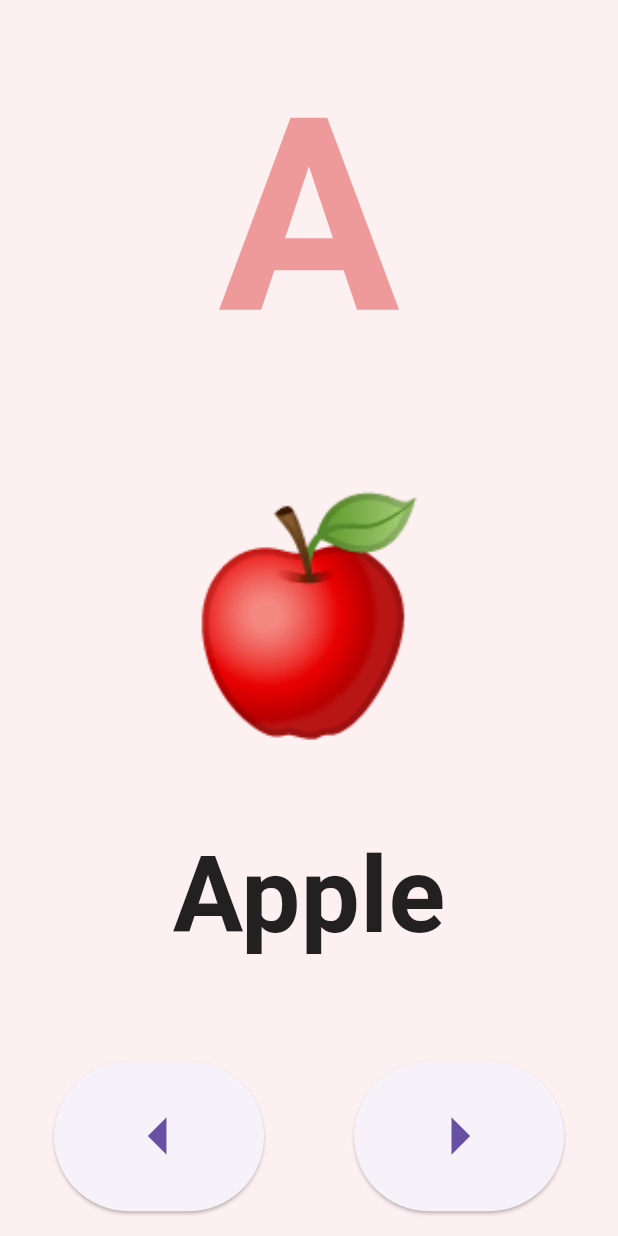
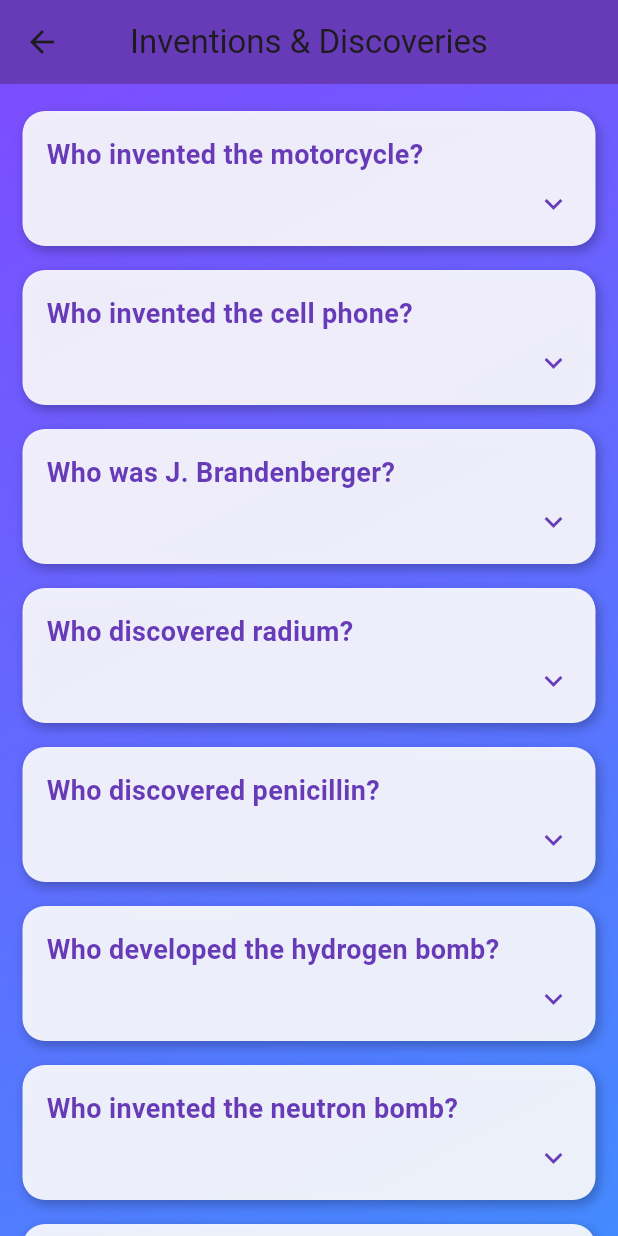
Before and after one commit to mcq-engineering/MCQ, a Flutter app: the screen it shows after launch, after a tap on "English", on a phone screen of 412 x 824 dp. Run offline on Flutter 3.47's test engine with Material 3 defaults, Android fonts, the phone set to English and light mode, and no system bars; our stand-ins replace font_awesome_flutter.

Commit message:
Update app

```diff
--- /dev/null
+++ b/lib/GeneralKnowledge/inventions.dart
@@ -0,0 +1,142 @@
+import 'package:flutter/material.dart';
+import 'dart:convert';
+
+class inventions extends StatefulWidget {
+  const inventions({super.key});
+
+  @override
+  State<inventions> createState() => _inventionsState();
+}
+
+class _inventionsState extends State<inventions> {
+  final String jsonData = '''
+[
+  {"question": "Who invented the motorcycle?", "answer": "Gottlieb Daimler and Wilhelm Maybach in 1885 (Daimler Reitwagen, Germany)."},
+  {"question": "Who invented the cell phone?", "answer": "Martin Cooper in 1973 at Motorola, USA (first portable handheld mobile phone)."},
+  {"question": "Who was J. Brandenberger?", "answer": "Jacques Edwin Brandenberger, Swiss chemist, invented cellophane in 1908."},
+  {"question": "Who discovered radium?", "answer": "Marie Curie and Pierre Curie in 1898 (from pitchblende, France)."},
+  {"question": "Who discovered penicillin?", "answer": "Alexander Fleming in 1928 (mold Penicillium notatum, first true antibiotic)."},
+  {"question": "Who developed the hydrogen bomb?", "answer": "Edward Teller and Stanislaw Ulam (Teller–Ulam design) in the early 1950s, first test in 1952 (USA)."},
+  {"question": "Who invented the neutron bomb?", "answer": "Samuel T. Cohen, American physicist, in the 1950s."},
+  {"question": "Who invented the microprocessor?", "answer": "Ted Hoff, Federico Faggin, and Stanley Mazor at Intel in 1971 (Intel 4004)."},
+  {"question": "Who was Robert Noyce?", "answer": "American physicist and inventor, co-inventor of the integrated circuit in 1959, co-founder of Intel."},
+  {"question": "Who invented the jet engine?", "answer": "Sir Frank Whittle (UK) in 1930s and Hans von Ohain (Germany) in 1936; first practical flights in 1939–1941."},
+  {"question": "What is the blood group of a man?", "answer": "Depends on antigens: A, B, AB, or O, with Rh factor (+/-)."},
+  {"question": "Who discovered blood groups?", "answer": "Karl Landsteiner in 1901 (ABO system); later discovered Rh factor in 1940."},
+  {"question": "Who invented the barometer, telescope, aeroplane, helicopter, and bicycle?", "answer": "Barometer: Evangelista Torricelli (1643), Telescope: Hans Lippershey (1608), Aeroplane: Wright brothers (1903), Helicopter: Igor Sikorsky (1939), Bicycle: Karl von Drais (1817)."},
+  {"question": "Who discovered radioactivity?", "answer": "Henri Becquerel in 1896 (spontaneous emission from uranium salts)."},
+  {"question": "Who invented the mercury thermometer?", "answer": "Daniel Gabriel Fahrenheit in 1714 (also created Fahrenheit temperature scale)."},
+  {"question": "Who invented the friction match?", "answer": "John Walker in 1826 (first practical friction matches)."},
+  {"question": "Who devised the Celsius scale?", "answer": "Anders Celsius in 1742 (temperature scale with 0°C = freezing, 100°C = boiling of water)."},
+  {"question": "Who propounded the theory that Earth revolves around the Sun?", "answer": "Nicolaus Copernicus in 1543 (heliocentric theory)."},
+  {"question": "Who discovered the circulation of blood?", "answer": "William Harvey in 1628 (blood circulates continuously through the body)."},
+  {"question": "Who studied the diffusion of gases?", "answer": "Thomas Graham in 1830s–1840s (Graham’s law of diffusion)."},
+  {"question": "Who first isolated a gene?", "answer": "Herbert Boyer and Stanley Cohen in 1973 (first gene cloned using recombinant DNA)."},
+  {"question": "Who deciphered the genetic code?", "answer": "Har Gobind Khorana (1960s–70s) – synthesized first artificial gene and decoded codons. Nobel Prize 1968."},
+  {"question": "Who discovered insulin?", "answer": "Frederick Banting and Charles Best in 1921 (isolated insulin to treat diabetes)."},
+  {"question": "Who invented the internal combustion engine?", "answer": "Nikolaus Otto in 1876 (four-stroke engine)."},
+  {"question": "Who invented the Diesel engine?", "answer": "Rudolf Diesel in 1897 (compression-ignition engine)."}
+]
+
+  ''';
+
+  late List<dynamic> quizItems;
+  List<bool> _expanded = [];
+
+  @override
+  void initState() {
+    super.initState();
+    quizItems = json.decode(jsonData);
+    _expanded = List<bool>.filled(quizItems.length, false);
+  }
+
+  @override
+  Widget build(BuildContext context) {
+    return Scaffold(
+      appBar: AppBar(
+        title: const Text('Inventions & Discoveries'),
+        centerTitle: true,
+        backgroundColor: Colors.deepPurple,
+      ),
+      body: Container(
+        decoration: const BoxDecoration(
+          gradient: LinearGradient(
+            colors: [Colors.deepPurpleAccent, Colors.blueAccent],
+            begin: Alignment.topLeft,
+            end: Alignment.bottomRight,
+          ),
+        ),
+        child: ListView.builder(
+          padding: const EdgeInsets.all(10),
+          itemCount: quizItems.length,
+          itemBuilder: (context, index) {
+            final item = quizItems[index];
+            return AnimatedContainer(
+              duration: const Duration(milliseconds: 300),
+              margin: const EdgeInsets.symmetric(vertical: 8, horizontal: 5),
+              decoration: BoxDecoration(
+                color: Colors.white.withOpacity(0.9),
+                borderRadius: BorderRadius.circular(15),
+                boxShadow: const [
+                  BoxShadow(
+                    color: Colors.black26,
+                    blurRadius: 6,
+                    offset: Offset(2, 3),
+                  )
+                ],
+              ),
+              child: InkWell(
+                borderRadius: BorderRadius.circular(15),
+                onTap: () {
+                  setState(() {
+                    _expanded[index] = !_expanded[index];
+                  });
+                },
+                child: Padding(
+                  padding: const EdgeInsets.all(16),
+                  child: Column(
+                    crossAxisAlignment: CrossAxisAlignment.start,
+                    children: [
+                      Text(
+                        item['question'],
+                        style: const TextStyle(
+                          fontSize: 18,
+                          fontWeight: FontWeight.bold,
+                          color: Colors.deepPurple,
+                        ),
+                      ),
+                      const SizedBox(height: 8),
+                      AnimatedCrossFade(
+                        firstChild: const SizedBox.shrink(),
+                        secondChild: Text(
+                          item['answer'],
+                          style: const TextStyle(
+                            fontSize: 16,
+                            color: Colors.black87,
+                          ),
+                        ),
+                        crossFadeState: _expanded[index]
+                            ? CrossFadeState.showSecond
+                            : CrossFadeState.showFirst,
+                        duration: const Duration(milliseconds: 300),
+                      ),
+                      Align(
+                        alignment: Alignment.centerRight,
+                        child: Icon(
+                          _expanded[index]
+                              ? Icons.keyboard_arrow_up
+                              : Icons.keyboard_arrow_down,
+                          color: Colors.deepPurple,
+                        ),
+                      ),
+                    ],
+                  ),
+                ),
+              ),
+            );
+          },
+        ),
+      ),
+    );
+  }
+}
--- a/lib/chapter_1/mainsubjects.dart
+++ b/lib/chapter_1/mainsubjects.dart
@@ -1,5 +1,6 @@
 import 'package:flutter/material.dart';
 import 'package:font_awesome_flutter/font_awesome_flutter.dart';
+import '../GeneralKnowledge/inventions.dart';
 import '../chemistry/chapterlist.dart';
 import '../computer/listscreen.dart';
 import '../game/alphabet.dart';
@@ -53,7 +54,7 @@ class SubjectScreen extends StatelessWidget {
       {
         "name": "English",
         "icon": FontAwesomeIcons.bookOpen,
-        "screen": const KidsLearningGame(),
+        "screen": const inventions(),
         "colors": [Colors.amber.shade400, Colors.deepOrange.shade700],
       },
       {
```
